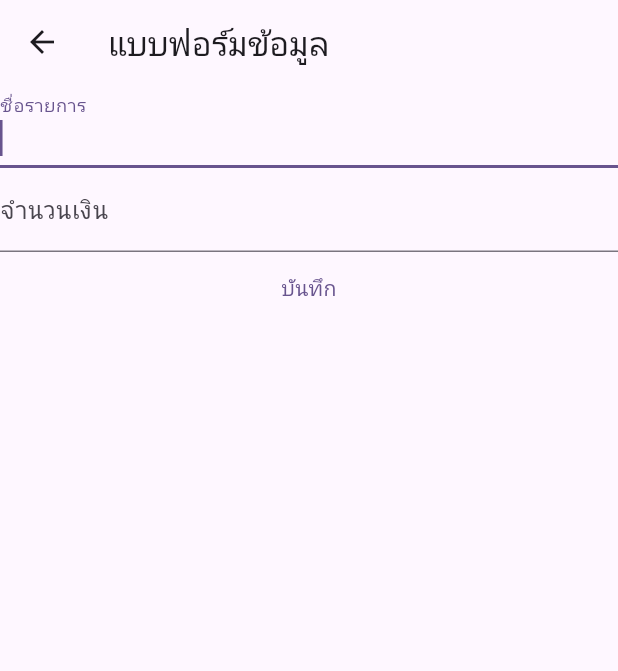
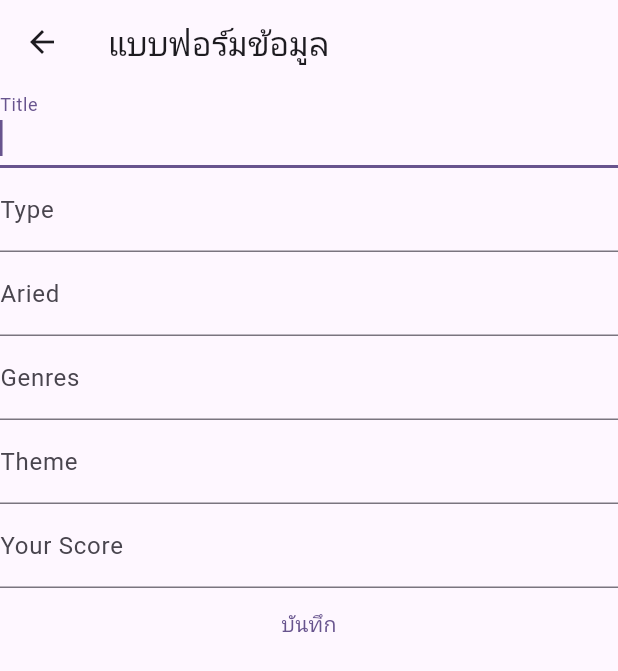
Before and after one commit to ReZill392/project, a Flutter app: the screen it shows after launch, after a tap on the "add" icon, on a phone screen of 412 x 824 dp. Shown: the top 671 px of the screen. Run offline on Flutter 3.47's test engine with Material 3 defaults, Android fonts, the phone set to English and light mode, and no system bars; our stand-ins replace shared_preferences.

Commit message:
Update from_screen and transaction

```diff
--- a/lib/main.dart
+++ b/lib/main.dart
@@ -3,6 +3,8 @@ import 'package:project/provider/transaction_provider.dart';
 import 'package:project/screens/from_screen.dart';
 import 'package:provider/provider.dart';
 import 'settings_screen.dart';
+import 'package:project/screens/theme_data.dart';
+
 void main() {
   runApp(const MyApp());
 }
@@ -46,7 +48,7 @@ class _MyHomePageState extends State<MyHomePage> {
   final List<Widget> _pages = [
     TransactionListPage(),
     AllAnime(),
-    SettingsScreen(),
+    SettingsScreen(toggleTheme: (bool ) {  },),
   ];
 
   void _onItemTapped(int index) {
@@ -113,7 +115,7 @@ class TransactionListPage extends StatelessWidget {
                 leading: CircleAvatar(
                   radius: 30,
                   child: FittedBox(
-                    child: Text('${provider.transactions[index].amount}'),
+                    child: Text('${provider.transactions[index].score}'),
                   ),
                 ),
                 trailing: IconButton(
--- a/lib/models/transaction.dart
+++ b/lib/models/transaction.dart
@@ -1,13 +1,21 @@
 class Transaction {
   // final String id;
   final String title;
-  final double amount;
+  final String type;
+  final String aried;
+  final String genres;
+  final String theme;
+  final double score;
   final DateTime date;
 
   Transaction({
     // required this.id,
     required this.title,
-    required this.amount,
+    required this.type,
+    required this.aried,
+    required this.genres,
+    required this.theme,
+    required this.score,
     required this.date,
   });
 }
--- a/lib/provider/transaction_provider.dart
+++ b/lib/provider/transaction_provider.dart
@@ -3,9 +3,7 @@ import 'package:project/models/transaction.dart';
 
 class TransactionProvider with ChangeNotifier {
   List<Transaction> transactions = [
-    Transaction(title: 'หนังสือ', amount: 300, date: DateTime.now()),
-    Transaction(title: 'เสื้อ', amount: 500, date: DateTime.now()),
-    Transaction(title: 'รองเท้า', amount: 1000, date: DateTime.now()),
+
   ];
 
   List<Transaction> getTransaction() {
--- a/lib/screens/from_screen.dart
+++ b/lib/screens/from_screen.dart
@@ -7,12 +7,17 @@ class FormScreen extends StatelessWidget {
   FormScreen({super.key});
 
   final formKey = GlobalKey<FormState>();
+
+  // Separate controllers for each field
   final titleController = TextEditingController();
-  final amountController = TextEditingController();
+  final typeController = TextEditingController();
+  final ariedController = TextEditingController();
+  final genresController = TextEditingController();
+  final themeController = TextEditingController();
+  final scoreController = TextEditingController();
 
   @override
   Widget build(BuildContext context) {
-
     return Scaffold(
       appBar: AppBar(
         title: const Text('แบบฟอร์มข้อมูล'),
@@ -23,7 +28,7 @@ class FormScreen extends StatelessWidget {
           children: [
             TextFormField(
               decoration: const InputDecoration(
-                    labelText: 'ชื่อรายการ',
+                labelText: 'Title',
               ),
               autofocus: true,
               controller: titleController,
@@ -31,46 +36,109 @@ class FormScreen extends StatelessWidget {
                 if (str!.isEmpty) {
                   return 'กรุณากรอกข้อมูล';
                 }
+                return null;
               },
             ),
             TextFormField(
               decoration: const InputDecoration(
-                    labelText: 'จำนวนเงิน',
+                labelText: 'Type',
+              ),
+              autofocus: true,
+              controller: typeController,
+              validator: (String? str) {
+                if (str!.isEmpty) {
+                  return 'กรุณากรอกข้อมูล';
+                }
+                return null;
+              },
+            ),
+            TextFormField(
+              decoration: const InputDecoration(
+                labelText: 'Aried',
+              ),
+              autofocus: true,
+              controller: ariedController,
+              validator: (String? str) {
+                if (str!.isEmpty) {
+                  return 'กรุณากรอกข้อมูล';
+                }
+                return null;
+              },
+            ),
+            TextFormField(
+              decoration: const InputDecoration(
+                labelText: 'Genres',
+              ),
+              autofocus: true,
+              controller: genresController,
+              validator: (String? str) {
+                if (str!.isEmpty) {
+                  return 'กรุณากรอกข้อมูล';
+                }
+                return null;
+              },
+            ),
+            TextFormField(
+              decoration: const InputDecoration(
+                labelText: 'Theme',
+              ),
+              autofocus: true,
+              controller: themeController,
+              validator: (String? str) {
+                if (str!.isEmpty) {
+                  return 'กรุณากรอกข้อมูล';
+                }
+                return null;
+              },
+            ),
+            TextFormField(
+              decoration: const InputDecoration(
+                labelText: 'Your Score',
               ),
               keyboardType: TextInputType.number,
-                  controller: amountController,
+              controller: scoreController,
               validator: (String? input) {
                 try {
-                      double amount = double.parse(input!);
-                      if (amount < 0) {
+                  double score = double.parse(input!);
+                  if (score < 0) {
                     return 'กรุณากรอกข้อมูลมากกว่า 0';
+                  }
+                  if (score > 10) {
+                    return 'กรุณากรอกข้อมูลไม่เกิน 10';
                   }
                 } catch (e) {
                   return 'กรุณากรอกข้อมูลเป็นตัวเลข';
                 }
+                return null;
               },
             ),
             TextButton(
               child: const Text('บันทึก'),
               onPressed: () {
-                          if (formKey.currentState!.validate())
-                            {
-                              // create transaction data object
+                if (formKey.currentState!.validate()) {
+                  // Create a transaction data object
                   var statement = Transaction(
                     title: titleController.text,
-                                  amount: double.parse(amountController.text),
-                                  date: DateTime.now()
+                    type: typeController.text,
+                    aried: ariedController.text,
+                    genres: genresController.text,
+                    theme: themeController.text,
+                    score: double.parse(scoreController.text),
+                    date: DateTime.now(),
                   );
 
-                              // add transaction data object to provider
+                  // Add transaction data object to provider
                   var provider = Provider.of<TransactionProvider>(context, listen: false);
-
                   provider.addTransaction(statement);
 
+                  // Pop the form screen after submission
                   Navigator.pop(context);
                 }
-                        })
+              },
+            ),
           ],
-            )));
+        ),
+      ),
+    );
   }
 }
```
Also changed, not shown: lib/screens/theme_data.dart (added, +25 -0 lines), lib/settings_screen.dart (+20 -8 lines). Lines whose indentation alone changed are shown as unchanged.
